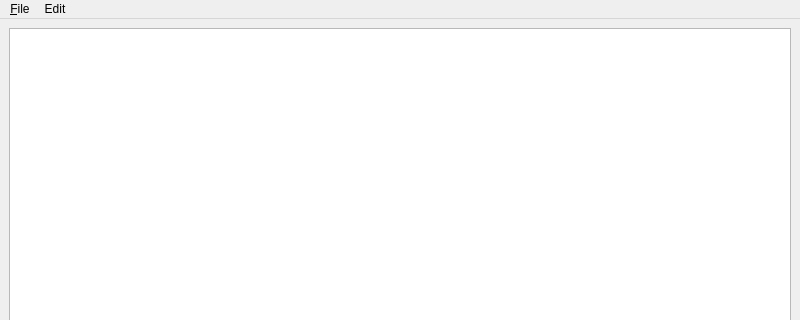
First picture: the form in tasktrackerclient/mainwindow.ui, repository SergejShatilov/tasktracker, before the edit; both pictures show x 0 to 800 and y 0 to 320 of the 800 by 600 pixel window.
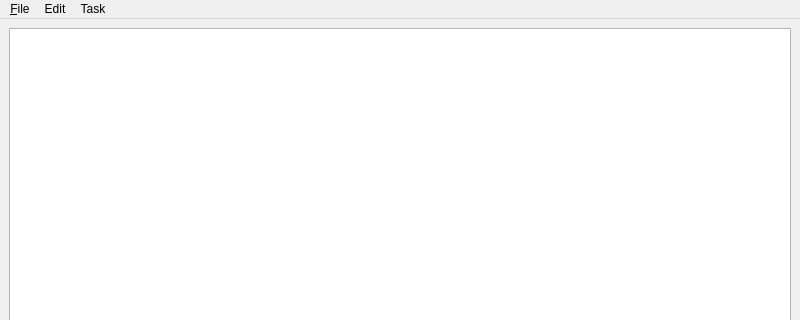
Second picture: the form after the edit.

Patch:
```diff
--- a/tasktrackerclient/mainwindow.ui
+++ b/tasktrackerclient/mainwindow.ui
@@ -43,8 +43,15 @@
     <addaction name="actionNewEmployee"/>
     <addaction name="actionDeleteEmployee"/>
    </widget>
+   <widget class="QMenu" name="menuTask">
+    <property name="title">
+     <string>Task</string>
+    </property>
+    <addaction name="actionCreateTask"/>
+   </widget>
    <addaction name="menu_File"/>
    <addaction name="menuEdit"/>
+   <addaction name="menuTask"/>
   </widget>
   <widget class="QStatusBar" name="statusbar"/>
   <action name="actionNewDb">
```
Left out of the diff: 5 changed lines with no effect on the pictures.
